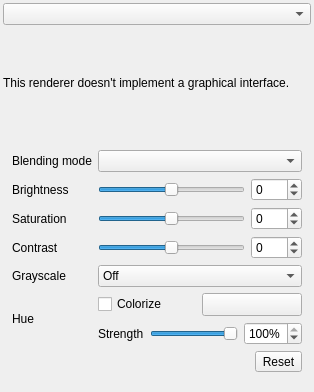
Above: src/ui/qgsrendererrasterpropswidgetbase.ui from qgis/QGIS before the change. Below: the same form after it.
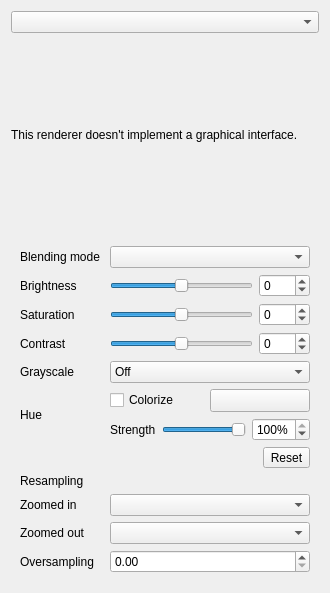
That is the form after the change. Icons and pictures are not drawn. Custom widgets are drawn as their Qt base class.

What changed in the file:
```diff
--- a/src/ui/qgsrendererrasterpropswidgetbase.ui
+++ b/src/ui/qgsrendererrasterpropswidgetbase.ui
@@ -6,23 +6,14 @@
    <rect>
     <x>0</x>
     <y>0</y>
-    <width>314</width>
-    <height>392</height>
+    <width>330</width>
+    <height>593</height>
    </rect>
   </property>
   <property name="windowTitle">
    <string>Form</string>
   </property>
   <layout class="QGridLayout" name="gridLayout_2">
-   <property name="leftMargin">
-    <number>3</number>
-   </property>
-   <property name="topMargin">
-    <number>3</number>
-   </property>
-   <property name="rightMargin">
-    <number>3</number>
-   </property>
    <item row="0" column="0">
     <layout class="QHBoxLayout" name="horizontalLayout">
      <item>
@@ -69,14 +60,14 @@
       <enum>QFrame::Raised</enum>
      </property>
      <layout class="QGridLayout" name="gridLayout">
-      <item row="0" column="0">
+      <item row="0" column="0" colspan="2">
        <widget class="QLabel" name="mBlendTypeLabel">
         <property name="text">
          <string>Blending mode</string>
         </property>
        </widget>
       </item>
-      <item row="0" column="1">
+      <item row="0" column="2" colspan="3">
        <widget class="QgsBlendModeComboBox" name="mBlendModeComboBox">
         <property name="minimumSize">
          <size>
@@ -86,14 +77,14 @@
         </property>
        </widget>
       </item>
-      <item row="1" column="0">
+      <item row="1" column="0" colspan="2">
        <widget class="QLabel" name="label_2">
         <property name="text">
          <string>Brightness</string>
         </property>
        </widget>
       </item>
-      <item row="1" column="1">
+      <item row="1" column="2" colspan="3">
        <layout class="QHBoxLayout" name="horizontalLayout_11">
         <item>
          <widget class="QSlider" name="mSliderBrightness">
@@ -132,14 +123,14 @@
         </item>
        </layout>
       </item>
-      <item row="2" column="0">
+      <item row="2" column="0" colspan="2">
        <widget class="QLabel" name="labelSaturation">
         <property name="text">
          <string>Saturation</string>
         </property>
        </widget>
       </item>
-      <item row="2" column="1">
+      <item row="2" column="2" colspan="3">
        <layout class="QHBoxLayout" name="horizontalLayout_10">
         <item>
          <widget class="QSlider" name="sliderSaturation">
@@ -184,14 +175,14 @@
         </item>
        </layout>
       </item>
-      <item row="3" column="0">
+      <item row="3" column="0" colspan="2">
        <widget class="QLabel" name="label_5">
         <property name="text">
          <string>Contrast</string>
         </property>
        </widget>
       </item>
-      <item row="3" column="1">
+      <item row="3" column="2" colspan="3">
        <layout class="QHBoxLayout" name="horizontalLayout_12">
         <item>
          <widget class="QSlider" name="mSliderContrast">
@@ -227,14 +218,14 @@
         </item>
        </layout>
       </item>
-      <item row="4" column="0">
+      <item row="4" column="0" colspan="2">
        <widget class="QLabel" name="labelGrayscale">
         <property name="text">
          <string>Grayscale</string>
         </property>
        </widget>
       </item>
-      <item row="4" column="1">
+      <item row="4" column="2" colspan="3">
        <widget class="QComboBox" name="comboGrayscale">
         <item>
          <property name="text">
@@ -265,7 +256,7 @@
         </property>
        </widget>
       </item>
-      <item row="5" column="1">
+      <item row="5" column="2" colspan="3">
        <layout class="QFormLayout" name="formLayout_2">
         <item row="0" column="0" colspan="2">
          <layout class="QHBoxLayout" name="horizontalLayout_8">
@@ -339,7 +330,7 @@
         </item>
        </layout>
       </item>
-      <item row="6" column="1">
+      <item row="6" column="2" colspan="3">
        <layout class="QHBoxLayout" name="horizontalLayout_13">
         <item>
          <spacer name="horizontalSpacer_3">
@@ -373,6 +364,43 @@
         </item>
        </layout>
       </item>
+      <item row="7" column="0" colspan="5">
+       <widget class="QLabel" name="label_4">
+        <property name="text">
+         <string>Resampling</string>
+        </property>
+       </widget>
+      </item>
+      <item row="8" column="0">
+       <widget class="QLabel" name="mZoomedInResamplingLabel">
+        <property name="text">
+         <string>Zoomed in</string>
+        </property>
+       </widget>
+      </item>
+      <item row="9" column="0">
+       <widget class="QLabel" name="mZoomedOutResamplingLabel">
+        <property name="text">
+         <string>Zoomed out</string>
+        </property>
+       </widget>
+      </item>
+      <item row="10" column="0">
+       <widget class="QLabel" name="mMaximumOversamplingLabel">
+        <property name="text">
+         <string>Oversampling</string>
+        </property>
+       </widget>
+      </item>
+      <item row="8" column="2" colspan="3">
+       <widget class="QComboBox" name="mZoomedInResamplingComboBox"/>
+      </item>
+      <item row="9" column="2" colspan="3">
+       <widget class="QComboBox" name="mZoomedOutResamplingComboBox"/>
+      </item>
+      <item row="10" column="2" colspan="3">
+       <widget class="QDoubleSpinBox" name="mMaximumOversamplingSpinBox"/>
+      </item>
      </layout>
     </widget>
    </item>
```
Left out of the diff: 11 changed lines with no effect on the pictures.
